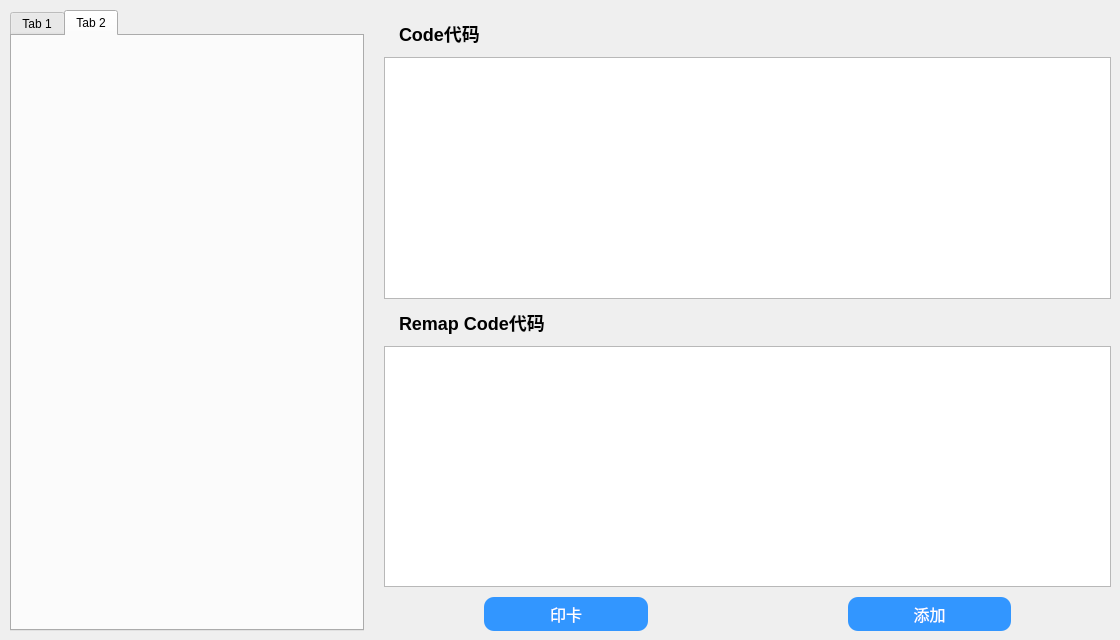
First picture: the form in visualizationSrc/qtUI/CardControler/cardDetailsModel.ui, repository NWYLZW/A-Language-IDE, before the edit.
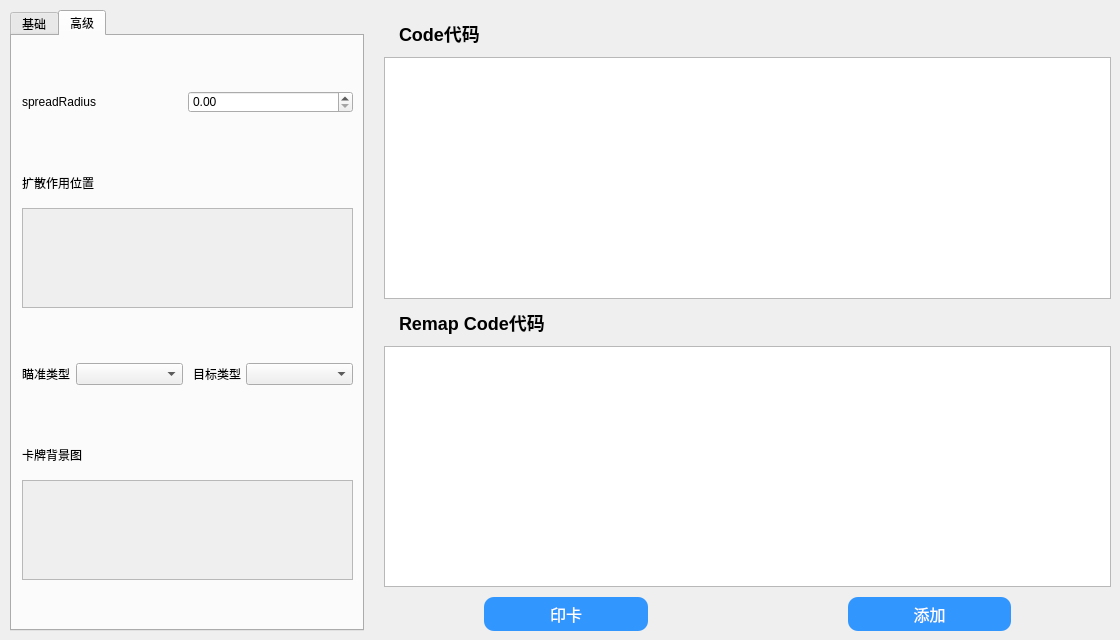
Second picture: the form after the edit. The open tabs and pages were chosen to show the change.

Commit message: 高级界面初步完善

```diff
--- a/visualizationSrc/qtUI/CardControler/cardDetailsModel.ui
+++ b/visualizationSrc/qtUI/CardControler/cardDetailsModel.ui
@@ -67,7 +67,7 @@
         </property>
         <widget class="QWidget" name="CMT_baseSetting">
          <attribute name="title">
-          <string>Tab 1</string>
+          <string>基础</string>
          </attribute>
          <widget class="QScrollArea" name="scrollArea">
           <property name="geometry">
@@ -301,8 +301,170 @@
         </widget>
         <widget class="QWidget" name="CMT_greateSetting">
          <attribute name="title">
-          <string>Tab 2</string>
+          <string>高级</string>
          </attribute>
+         <widget class="QWidget" name="verticalLayoutWidget_2">
+          <property name="geometry">
+           <rect>
+            <x>0</x>
+            <y>0</y>
+            <width>351</width>
+            <height>601</height>
+           </rect>
+          </property>
+          <layout class="QVBoxLayout" name="verticalLayout_3">
+           <property name="spacing">
+            <number>10</number>
+           </property>
+           <property name="leftMargin">
+            <number>10</number>
+           </property>
+           <property name="topMargin">
+            <number>10</number>
+           </property>
+           <property name="rightMargin">
+            <number>10</number>
+           </property>
+           <property name="bottomMargin">
+            <number>10</number>
+           </property>
+           <item>
+            <layout class="QHBoxLayout" name="horizontalLayout_2">
+             <property name="spacing">
+              <number>0</number>
+             </property>
+             <item>
+              <widget class="QLabel" name="label">
+               <property name="text">
+                <string>spreadRadius</string>
+               </property>
+              </widget>
+             </item>
+             <item>
+              <widget class="QDoubleSpinBox" name="doubleSpinBox"/>
+             </item>
+            </layout>
+           </item>
+           <item>
+            <layout class="QVBoxLayout" name="verticalLayout_4">
+             <item>
+              <widget class="QLabel" name="label_3">
+               <property name="maximumSize">
+                <size>
+                 <width>16777215</width>
+                 <height>30</height>
+                </size>
+               </property>
+               <property name="text">
+                <string>扩散作用位置</string>
+               </property>
+              </widget>
+             </item>
+             <item>
+              <widget class="QScrollArea" name="scrollArea_2">
+               <property name="maximumSize">
+                <size>
+                 <width>16777215</width>
+                 <height>100</height>
+                </size>
+               </property>
+               <property name="widgetResizable">
+                <bool>true</bool>
+               </property>
+               <widget class="QWidget" name="scrollAreaWidgetContents_2">
+                <property name="geometry">
+                 <rect>
+                  <x>0</x>
+                  <y>0</y>
+                  <width>327</width>
+                  <height>98</height>
+                 </rect>
+                </property>
+               </widget>
+              </widget>
+             </item>
+            </layout>
+           </item>
+           <item>
+            <layout class="QHBoxLayout" name="horizontalLayout">
+             <item>
+              <layout class="QHBoxLayout" name="aimTypeCode_L" stretch="1,2">
+               <property name="spacing">
+                <number>0</number>
+               </property>
+               <item>
+                <widget class="QLabel" name="label_16">
+                 <property name="text">
+                  <string>瞄准类型</string>
+                 </property>
+                </widget>
+               </item>
+               <item>
+                <widget class="QComboBox" name="aimTypeCode"/>
+               </item>
+              </layout>
+             </item>
+             <item>
+              <layout class="QHBoxLayout" name="perferredTargetTypeCode_L" stretch="1,2">
+               <property name="spacing">
+                <number>0</number>
+               </property>
+               <item>
+                <widget class="QLabel" name="label_17">
+                 <property name="text">
+                  <string>目标类型</string>
+                 </property>
+                </widget>
+               </item>
+               <item>
+                <widget class="QComboBox" name="perferredTargetTypeCode"/>
+               </item>
+              </layout>
+             </item>
+            </layout>
+           </item>
+           <item>
+            <layout class="QVBoxLayout" name="verticalLayout_7">
+             <item>
+              <widget class="QLabel" name="label_13">
+               <property name="maximumSize">
+                <size>
+                 <width>16777215</width>
+                 <height>30</height>
+                </size>
+               </property>
+               <property name="text">
+                <string>卡牌背景图</string>
+               </property>
+              </widget>
+             </item>
+             <item>
+              <widget class="QScrollArea" name="scrollArea_5">
+               <property name="maximumSize">
+                <size>
+                 <width>16777215</width>
+                 <height>100</height>
+                </size>
+               </property>
+               <property name="widgetResizable">
+                <bool>true</bool>
+               </property>
+               <widget class="QWidget" name="scrollAreaWidgetContents_5">
+                <property name="geometry">
+                 <rect>
+                  <x>0</x>
+                  <y>0</y>
+                  <width>327</width>
+                  <height>98</height>
+                 </rect>
+                </property>
+               </widget>
+              </widget>
+             </item>
+            </layout>
+           </item>
+          </layout>
+         </widget>
         </widget>
        </widget>
       </item>
```
Left out of the diff: 6 changed lines with no effect on the pictures. The commit also changes 7 other files.
